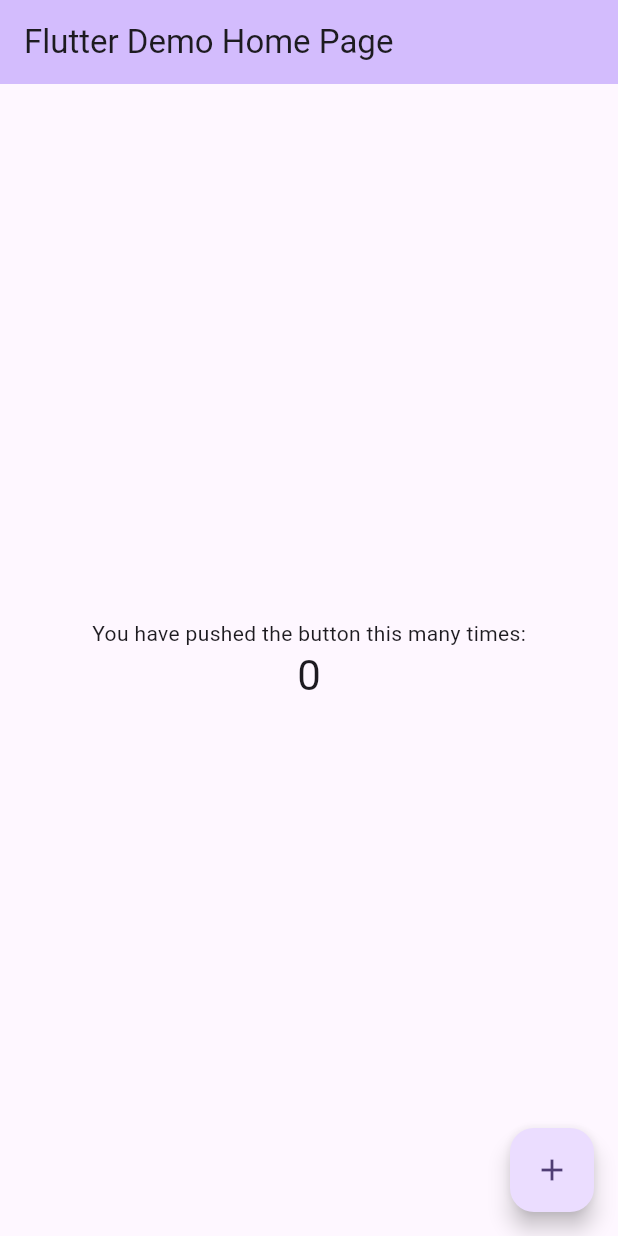
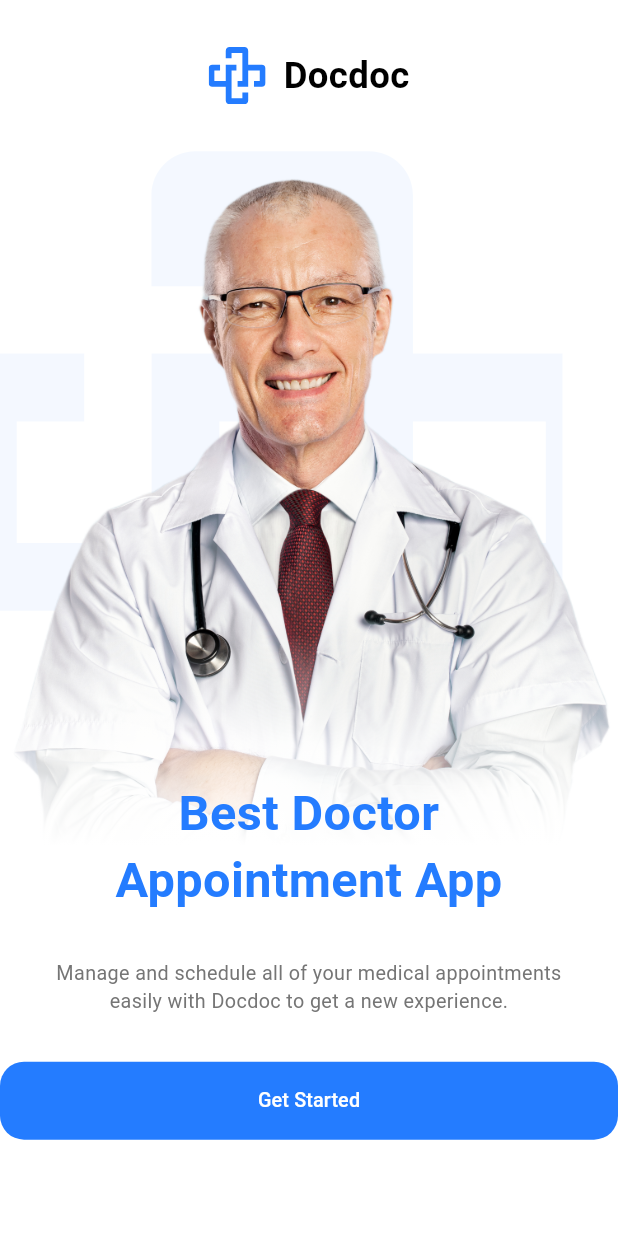
Before and after one commit to maiDiab67/flutter_advanced_course, a Flutter app: the screen it shows after launch, on a phone screen of 412 x 824 dp. Run offline on Flutter 3.47's test engine with Material 3 defaults, Android fonts, the phone set to English and light mode, and no system bars; our stand-ins replace flutter_screenutil, flutter_svg.

Commit message:
onboarding

```diff
--- /dev/null
+++ b/lib/core/helpers/extenstions.dart
@@ -0,0 +1,23 @@
+import 'package:flutter/material.dart';
+
+extension Navigation on BuildContext{
+
+Future<dynamic> pushNamed(String routeName , {Object? arguments}){
+
+  return Navigator.of(this).pushNamed(routeName,arguments: arguments);
+}
+
+Future<dynamic> pushReplacementNamed(String routeName ,{Object? arguments}){
+  return Navigator.of(this).pushReplacementNamed(routeName, arguments: arguments);
+}
+
+Future<dynamic> pushNamedAndRemoveUntil(String routeName,
+{Object? arguments , required RoutePredicate predicate}){
+  return Navigator.of(this).pushNamedAndRemoveUntil(
+    routeName, predicate,arguments: arguments);
+}
+
+
+void pop() => Navigator.of(this).pop();
+
+}
--- /dev/null
+++ b/lib/core/routing/app_router.dart
@@ -0,0 +1,27 @@
+import 'package:flutter/material.dart';
+import 'package:flutter_advanced_course/core/routing/routes.dart';
+import 'package:flutter_advanced_course/features/login/ui/login_screen.dart';
+import 'package:flutter_advanced_course/features/onboarding/onboarding_screen.dart';
+
+class AppRouter {
+
+  Route generateRoute(RouteSettings settings){
+    // this arguments to be passed in any screen like this
+    final arguments =settings.arguments;
+
+
+
+    switch (settings.name){
+      case Routes.onBoardingScreen :
+      return MaterialPageRoute(builder: (_)=> const OnBoardingScreen());
+      case Routes.loginScreen :
+      return MaterialPageRoute(builder: (_)=> const LoginScreen());
+      default:
+      return MaterialPageRoute(builder: (_)=> Scaffold(
+        body: Center(
+          child: Text('No route for this ${settings.name}'),
+        ),
+      ));
+    }
+  }
+}
--- /dev/null
+++ b/lib/core/routing/routes.dart
@@ -0,0 +1,7 @@
+class Routes {
+
+static const String onBoardingScreen= "/onBoardingScreen";
+static const String loginScreen= "/loginScreen";
+
+
+}
--- /dev/null
+++ b/lib/core/theming/colors.dart
@@ -0,0 +1,6 @@
+import 'package:flutter/material.dart';
+
+class ColorsManger{
+  static const Color mainBlue = Color(0xFF247CFF);
+  static const Color gray=Color(0xFF757575);
+}
--- /dev/null
+++ b/lib/core/theming/styles.dart
@@ -0,0 +1,30 @@
+import 'package:flutter/material.dart';
+import 'package:flutter_advanced_course/core/theming/colors.dart';
+import 'package:flutter_screenutil/flutter_screenutil.dart';
+
+class TextStyles {
+
+static TextStyle font24Black700Weight= TextStyle(
+  fontSize: 24.sp,
+  fontWeight:FontWeight.w700,
+  color:Colors.black
+);
+
+static TextStyle font32BlueBold= TextStyle(
+  fontSize: 32.sp,
+  fontWeight:FontWeight.bold,
+  color:ColorsManger.mainBlue
+);
+
+static TextStyle font13GrayRegular= TextStyle(
+  fontSize: 13.sp,
+  fontWeight:FontWeight.normal,
+  color:ColorsManger.gray
+);
+static TextStyle font16WhiteSemiBold= TextStyle(
+  fontSize: 13.sp,
+  fontWeight:FontWeight.w500,
+  color:Colors.white
+);
+
+}
--- a/lib/doc_app.dart
+++ b/lib/doc_app.dart
@@ -0,0 +1,28 @@
+import 'package:flutter/material.dart';
+import 'package:flutter_advanced_course/core/routing/app_router.dart';
+import 'package:flutter_advanced_course/core/routing/routes.dart';
+import 'package:flutter_advanced_course/core/theming/colors.dart';
+import 'package:flutter_screenutil/flutter_screenutil.dart';
+
+class DocApp extends StatelessWidget {
+  final AppRouter appRouter;
+  const DocApp({super.key,required this.appRouter});
+
+  @override
+  Widget build(BuildContext context) {
+    return ScreenUtilInit(
+      designSize: const Size(375, 812),
+      minTextAdapt: true,
+      child: MaterialApp(
+        title: 'Doc App',
+        debugShowCheckedModeBanner: false,
+        theme: ThemeData(
+          primaryColor: ColorsManger.mainBlue,
+          scaffoldBackgroundColor: Colors.white
+        ),
+        initialRoute: Routes.onBoardingScreen,
+        onGenerateRoute: appRouter.generateRoute,
+      ),
+    );
+  }
+}
--- /dev/null
+++ b/lib/features/login/ui/login_screen.dart
@@ -0,0 +1,15 @@
+import 'package:flutter/material.dart';
+
+class LoginScreen extends StatelessWidget {
+  const LoginScreen({super.key});
+
+  @override
+  Widget build(BuildContext context) {
+    return Scaffold(
+      appBar: AppBar(title: const Text("Login screen"),),
+      body: const Center(
+        child: Text("LOGING SCREEN"),
+      ),
+    );
+  }
+}
--- /dev/null
+++ b/lib/features/onboarding/onboarding_screen.dart
@@ -0,0 +1,46 @@
+import 'package:flutter/material.dart';
+import 'package:flutter_advanced_course/core/theming/styles.dart';
+import 'package:flutter_advanced_course/features/onboarding/widgets/doc_logo_and_name.dart';
+import 'package:flutter_advanced_course/features/onboarding/widgets/doctor_image_and_text.dart';
+import 'package:flutter_advanced_course/features/onboarding/widgets/get_started_button.dart';
+import 'package:flutter_screenutil/flutter_screenutil.dart';
+
+class OnBoardingScreen extends StatelessWidget {
+  const OnBoardingScreen({super.key});
+
+  @override
+  Widget build(BuildContext context) {
+    return  Scaffold(
+      body: SafeArea(
+        child: SingleChildScrollView(
+          child: Padding(
+            padding: EdgeInsets.only(top: 30.h,
+            bottom: 30.h),
+            child:  Column(
+              children: [
+              const  DocLogoAndName(),
+              SizedBox(height: 30.h),
+              const DoctorImageAndText(),
+              Padding(
+                padding:  EdgeInsets.symmetric
+                (horizontal: 30.w),
+                child: Column(
+                  children: [
+                    Text('Manage and schedule all of your medical appointments easily with Docdoc to get a new experience.',
+                    style: TextStyles.font13GrayRegular,
+                    textAlign: TextAlign.center,)
+                  ],
+                ),
+              ),
+              SizedBox(height: 30.h,),
+              const GetStartedButton()
+
+
+              ],
+            ),
+          ),
+        ),
+      ),
+    );
+  }
+}
--- /dev/null
+++ b/lib/features/onboarding/widgets/doc_logo_and_name.dart
@@ -0,0 +1,22 @@
+import 'package:flutter/material.dart';
+import 'package:flutter_advanced_course/core/theming/styles.dart';
+import 'package:flutter_screenutil/flutter_screenutil.dart';
+import 'package:flutter_svg/svg.dart';
+
+class DocLogoAndName extends StatelessWidget {
+  const DocLogoAndName({super.key});
+
+  @override
+  Widget build(BuildContext context) {
+    return Row(
+    mainAxisAlignment :MainAxisAlignment.center,
+      children: [
+        SvgPicture.asset('assets/svgs/docdoc_logo.svg'),
+        SizedBox(width: 10.w),
+        Text('Docdoc',
+        style:TextStyles.font24Black700Weight ,)
+
+      ],
+    );
+  }
+}
--- /dev/null
+++ b/lib/features/onboarding/widgets/doctor_image_and_text.dart
@@ -0,0 +1,39 @@
+import 'package:flutter/material.dart';
+import 'package:flutter_advanced_course/core/theming/styles.dart';
+import 'package:flutter_svg/svg.dart';
+
+class DoctorImageAndText extends StatelessWidget {
+  const DoctorImageAndText({super.key});
+
+  @override
+  Widget build(BuildContext context) {
+    return Stack(
+      children: [
+        SvgPicture.asset('assets/svgs/docdoc_logg_low_capacity.svg')
+      ,Container(
+        foregroundDecoration: BoxDecoration(
+          gradient: LinearGradient(
+            colors: [
+              Colors.white,
+              Colors.white.withOpacity(0.0),
+            ],
+            begin: Alignment.bottomCenter,
+            end: Alignment.topCenter,
+            stops: const[0.14,0.4])
+        ),
+        child: Image.asset('assets/images/onboarding_doctor_image.png'),
+      ),
+      Positioned(
+        bottom: 30,
+        left: 0,
+        right: 0,
+        child: Text('Best Doctor\nAppointment App',
+        textAlign: TextAlign.center,
+        style: TextStyles.font32BlueBold.copyWith(
+          height: 1.4
+        ),)
+    )
+    ],
+    );
+  }
+}
--- /dev/null
+++ b/lib/features/onboarding/widgets/get_started_button.dart
@@ -0,0 +1,34 @@
+import 'package:flutter/material.dart';
+import 'package:flutter_advanced_course/core/helpers/extenstions.dart';
+import 'package:flutter_advanced_course/core/routing/routes.dart';
+import 'package:flutter_advanced_course/core/theming/colors.dart';
+import 'package:flutter_advanced_course/core/theming/styles.dart';
+
+class GetStartedButton extends StatelessWidget {
+  const GetStartedButton({super.key});
+
+  @override
+  Widget build(BuildContext context) {
+    return TextButton(
+
+      onPressed: (){
+        context.pushNamed(Routes.loginScreen);
+      },
+      style: ButtonStyle(
+                backgroundColor: WidgetStateProperty.all(ColorsManger.mainBlue),
+        tapTargetSize: MaterialTapTargetSize.shrinkWrap,
+        minimumSize: WidgetStateProperty.all(
+          const Size(double.infinity , 52)
+        ),
+        shape: WidgetStateProperty.all(
+          RoundedRectangleBorder(
+            borderRadius: BorderRadius.circular(16)
+          )
+        )
+
+    ),
+     child: Text('Get Started'
+     ,style:
+      TextStyles.font16WhiteSemiBold,));
+  }
+}
--- a/lib/main.dart
+++ b/lib/main.dart
@@ -1,127 +1,7 @@
 import 'package:flutter/material.dart';
+import 'package:flutter_advanced_course/core/routing/app_router.dart';
+import 'package:flutter_advanced_course/doc_app.dart';
 
 void main() {
-  runApp(const MyApp());
+  runApp(DocApp(appRouter: AppRouter(),));
 }
-
-class MyApp extends StatelessWidget {
-  const MyApp({super.key});
-
-  // This widget is the root of your application.
-  @override
-  Widget build(BuildContext context) {
-    return MaterialApp(
-      debugShowCheckedModeBanner: false,
-      title: 'Flutter Advanced Course',
-      theme: ThemeData(
-        // This is the theme of your application.
-        //
-        // TRY THIS: Try running your application with "flutter run". You'll see
-        // the application has a purple toolbar. Then, without quitting the app,
-        // try changing the seedColor in the colorScheme below to Colors.green
-        // and then invoke "hot reload" (save your changes or press the "hot
-        // reload" button in a Flutter-supported IDE, or press "r" if you used
-        // the command line to start the app).
-        //
-        // Notice that the counter didn't reset back to zero; the application
-        // state is not lost during the reload. To reset the state, use hot
-        // restart instead.
-        //
-        // This works for code too, not just values: Most code changes can be
-        // tested with just a hot reload.
-        colorScheme: ColorScheme.fromSeed(seedColor: Colors.deepPurple),
-        useMaterial3: true,
-      ),
-      home: const MyHomePage(title: 'Flutter Demo Home Page'),
-    );
-  }
-}
-
-class MyHomePage extends StatefulWidget {
-  const MyHomePage({super.key, required this.title});
-
-  // This widget is the home page of your application. It is stateful, meaning
-  // that it has a State object (defined below) that contains fields that affect
-  // how it looks.
-
-  // This class is the configuration for the state. It holds the values (in this
-  // case the title) provided by the parent (in this case the App widget) and
-  // used by the build method of the State. Fields in a Widget subclass are
-  // always marked "final".
-
-  final String title;
-
-  @override
-  State<MyHomePage> createState() => _MyHomePageState();
-}
-
-class _MyHomePageState extends State<MyHomePage> {
-  int _counter = 0;
-
-  void _incrementCounter() {
-    setState(() {
-      // This call to setState tells the Flutter framework that something has
-      // changed in this State, which causes it to rerun the build method below
-      // so that the display can reflect the updated values. If we changed
-      // _counter without calling setState(), then the build method would not be
-      // called again, and so nothing would appear to happen.
-      _counter++;
-    });
-  }
-
-  @override
-  Widget build(BuildContext context) {
-    // This method is rerun every time setState is called, for instance as done
-    // by the _incrementCounter method above.
-    //
-    // The Flutter framework has been optimized to make rerunning build methods
-    // fast, so that you can just rebuild anything that needs updating rather
-    // than having to individually change instances of widgets.
-    return Scaffold(
-      appBar: AppBar(
-
-        // TRY THIS: Try changing the color here to a specific color (to
-        // Colors.amber, perhaps?) and trigger a hot reload to see the AppBar
-        // change color while the other colors stay the same.
-        backgroundColor: Theme.of(context).colorScheme.inversePrimary,
-        // Here we take the value from the MyHomePage object that was created by
-        // the App.build method, and use it to set our appbar title.
-        title: Text(widget.title),
-      ),
-      body: Center(
-        // Center is a layout widget. It takes a single child and positions it
-        // in the middle of the parent.
-        child: Column(
-          // Column is also a layout widget. It takes a list of children and
-          // arranges them vertically. By default, it sizes itself to fit its
-          // children horizontally, and tries to be as tall as its parent.
-          //
-          // Column has various properties to control how it sizes itself and
-          // how it positions its children. Here we use mainAxisAlignment to
-          // center the children vertically; the main axis here is the vertical
-          // axis because Columns are vertical (the cross axis would be
-          // horizontal).
-          //
-          // TRY THIS: Invoke "debug painting" (choose the "Toggle Debug Paint"
-          // action in the IDE, or press "p" in the console), to see the
-          // wireframe for each widget.
-          mainAxisAlignment: MainAxisAlignment.center,
-          children: <Widget>[
-            const Text(
-              'You have pushed the button this many times:',
-            ),
-            Text(
-              '$_counter',
-              style: Theme.of(context).textTheme.headlineMedium,
-            ),
-          ],
-        ),
-      ),
-      floatingActionButton: FloatingActionButton(
-        onPressed: _incrementCounter,
-        tooltip: 'Increment',
-        child: const Icon(Icons.add),
-      ), // This trailing comma makes auto-formatting nicer for build methods.
-    );
-  }
-}
```
Also changed, not shown: pubspec.yaml (+5 -2 lines), assets/images/onboarding_doctor_image.png (added), assets/svgs/docdoc_logg_low_capacity.svg (added), assets/svgs/docdoc_logo.svg (added), pubspec.lock, 1 other file.
